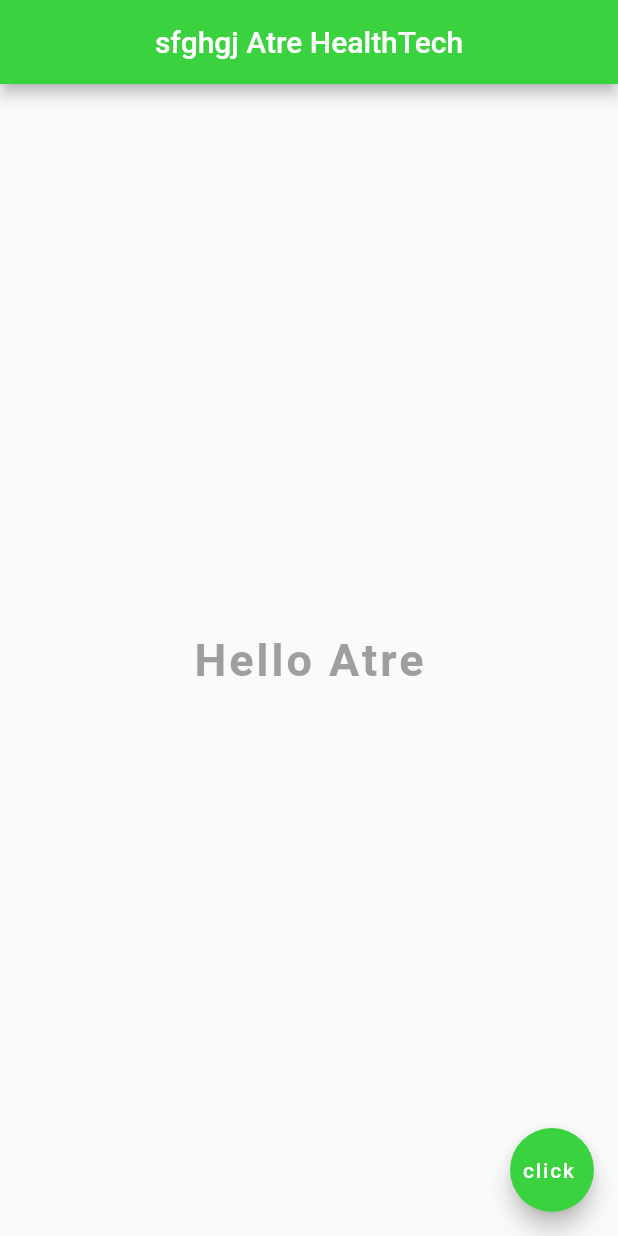
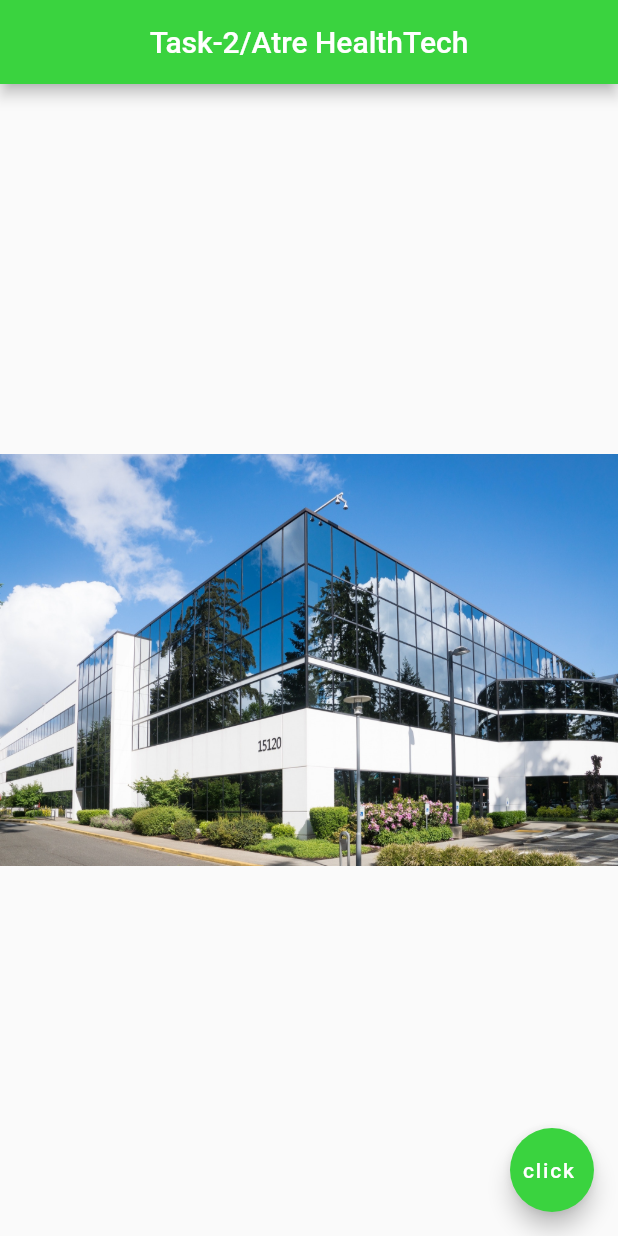
Before and after one commit to malavikaac/flutter-get-start, a Flutter app: the screen it shows after launch, on a phone screen of 412 x 824 dp. Run offline on Flutter 3.47's test engine with Material 2 defaults, Android fonts, the light colour scheme and no system bars.

Commit message:
task2 completed

```diff
--- a/lib/main.dart
+++ b/lib/main.dart
@@ -1,25 +1,30 @@
 import 'package:flutter/material.dart';
 
 void main() => runApp(MaterialApp(
-      home: Scaffold(
+      home: Home(),
+    ));
+
+class Home extends StatelessWidget {
+  const Home({super.key});
+
+  @override
+  Widget build(BuildContext context) {
+    return Scaffold(
       appBar: AppBar(
-          title: Text("sfghgj Atre HealthTech"),
+        title: Text("Task-2/Atre HealthTech"),
         centerTitle: true,
         backgroundColor: Color.fromARGB(255, 58, 211, 63),
       ),
       body: Center(
-          child: Text("Hello Atre",
-              style: TextStyle(
-                fontSize: 30.0,
-                fontWeight: FontWeight.bold,
-                letterSpacing: 2.0,
-                color: Colors.grey,
-              )),
+        child: Image(
+          image: (AssetImage("assets/build.jpg")),
+        ),
       ),
       floatingActionButton: FloatingActionButton(
         onPressed: () {},
         child: Text("click "),
         backgroundColor: Color.fromARGB(255, 58, 211, 63),
       ),
-      ),
-    ));
+    );
+  }
+}
--- a/pubspec.yaml
+++ b/pubspec.yaml
@@ -60,9 +60,8 @@ flutter:
   uses-material-design: true
 
   # To add assets to your application, add an assets section, like this:
-  # assets:
-  #   - images/a_dot_burr.jpeg
-  #   - images/a_dot_ham.jpeg
+  assets:
+    - assets/
 
   # An image asset can refer to one or more resolution-specific "variants", see
   # https://flutter.dev/assets-and-images/#resolution-aware
```
Also changed, not shown: assets/build.jpg (added), assets/pexels-pixabay-273682.jpg (added), assets/pexels-yeldar-m-449094.jpg (added). Lines whose indentation alone changed are shown as unchanged.
